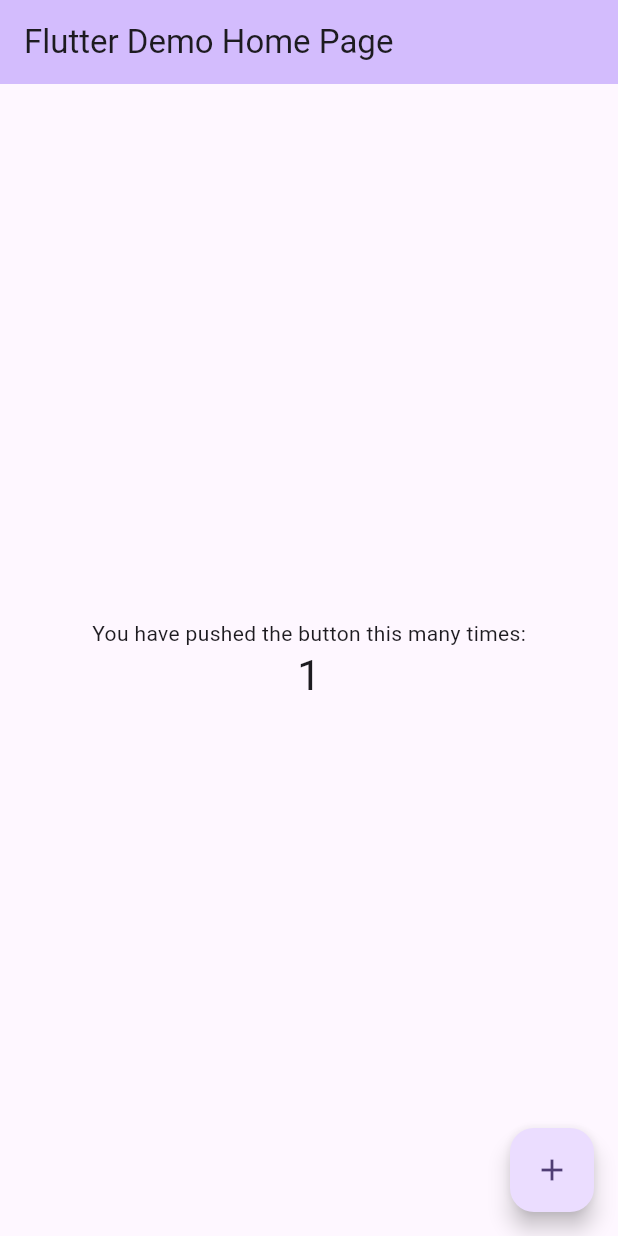
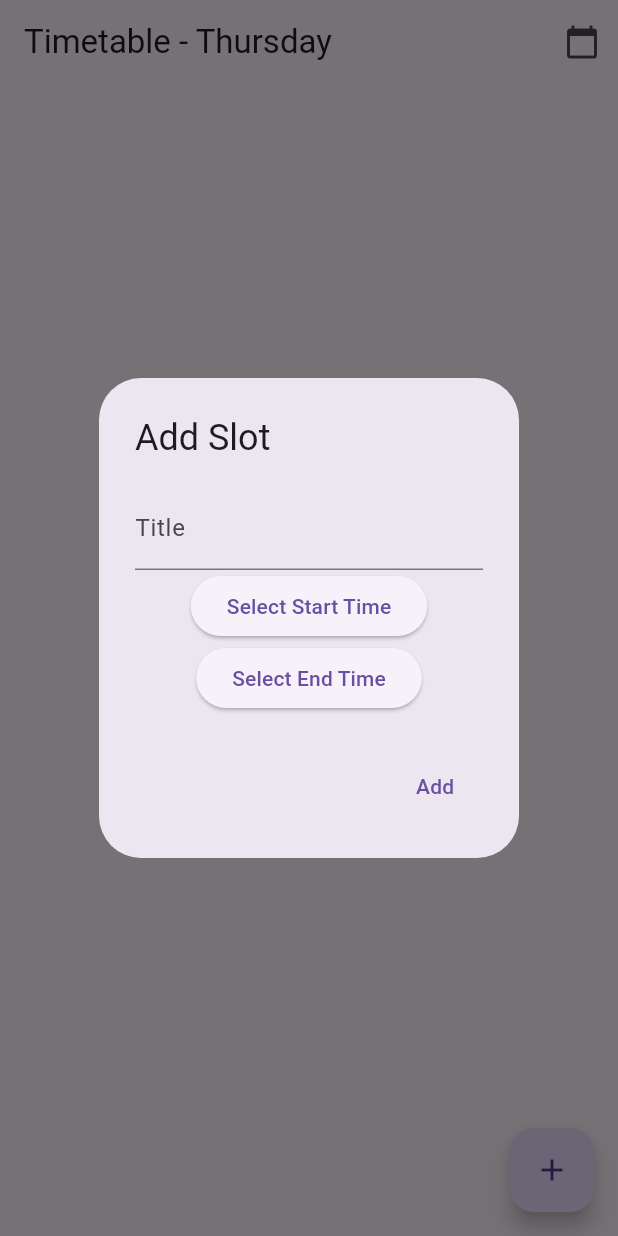
Before and after one commit to NikhiL34343/timetable, a Flutter app: the screen it shows after launch, after a tap on the "add" icon, on a phone screen of 412 x 824 dp. Run offline on Flutter 3.47's test engine with Material 3 defaults, Android fonts, the phone set to English and light mode, and no system bars.

Commit message:
Days added

```diff
--- a/lib/main.dart
+++ b/lib/main.dart
@@ -1,122 +1,158 @@
 import 'package:flutter/material.dart';
+import 'package:intl/intl.dart';
 
 void main() {
-  runApp(const MyApp());
+  runApp(TimetableApp());
 }
 
-class MyApp extends StatelessWidget {
-  const MyApp({super.key});
-
-  // This widget is the root of your application.
+class TimetableApp extends StatelessWidget {
   @override
   Widget build(BuildContext context) {
     return MaterialApp(
-      title: 'Flutter Demo',
+      title: 'Timetable',
       theme: ThemeData(
-        // This is the theme of your application.
-        //
-        // TRY THIS: Try running your application with "flutter run". You'll see
-        // the application has a purple toolbar. Then, without quitting the app,
-        // try changing the seedColor in the colorScheme below to Colors.green
-        // and then invoke "hot reload" (save your changes or press the "hot
-        // reload" button in a Flutter-supported IDE, or press "r" if you used
-        // the command line to start the app).
-        //
-        // Notice that the counter didn't reset back to zero; the application
-        // state is not lost during the reload. To reset the state, use hot
-        // restart instead.
-        //
-        // This works for code too, not just values: Most code changes can be
-        // tested with just a hot reload.
-        colorScheme: ColorScheme.fromSeed(seedColor: Colors.deepPurple),
+        primarySwatch: Colors.indigo,
       ),
-      home: const MyHomePage(title: 'Flutter Demo Home Page'),
+      home: TimetableScreen(),
+      debugShowCheckedModeBanner: false,
     );
   }
 }
 
-class MyHomePage extends StatefulWidget {
-  const MyHomePage({super.key, required this.title});
-
-  // This widget is the home page of your application. It is stateful, meaning
-  // that it has a State object (defined below) that contains fields that affect
-  // how it looks.
-
-  // This class is the configuration for the state. It holds the values (in this
-  // case the title) provided by the parent (in this case the App widget) and
-  // used by the build method of the State. Fields in a Widget subclass are
-  // always marked "final".
-
+class Slot {
+  final TimeOfDay start;
+  final TimeOfDay end;
   final String title;
 
-  @override
-  State<MyHomePage> createState() => _MyHomePageState();
+  Slot(this.start, this.end, this.title);
 }
 
-class _MyHomePageState extends State<MyHomePage> {
-  int _counter = 0;
+class TimetableScreen extends StatefulWidget {
+  @override
+  _TimetableScreenState createState() => _TimetableScreenState();
+}
 
-  void _incrementCounter() {
-    setState(() {
-      // This call to setState tells the Flutter framework that something has
-      // changed in this State, which causes it to rerun the build method below
-      // so that the display can reflect the updated values. If we changed
-      // _counter without calling setState(), then the build method would not be
-      // called again, and so nothing would appear to happen.
-      _counter++;
-    });
+class _TimetableScreenState extends State<TimetableScreen> {
+  final Map<String, List<Slot>> _timetable = {
+    'Monday': [],
+    'Tuesday': [],
+    'Wednesday': [],
+    'Thursday': [],
+    'Friday': [],
+    'Saturday': [],
+    'Sunday': [],
+  };
+
+  late String _selectedDay;
+
+  @override
+  void initState() {
+    super.initState();
+    _selectedDay = DateFormat('EEEE').format(DateTime.now());
+  }
+
+  void _addSlotDialog() async {
+    TimeOfDay? startTime;
+    TimeOfDay? endTime;
+    String title = '';
+
+    await showDialog(
+      context: context,
+      builder: (_) {
+        return AlertDialog(
+          title: Text('Add Slot'),
+          content: Column(
+            mainAxisSize: MainAxisSize.min,
+            children: [
+              TextField(
+                decoration: InputDecoration(labelText: 'Title'),
+                onChanged: (val) => title = val,
+              ),
+              ElevatedButton(
+                onPressed: () async {
+                  startTime = await showTimePicker(
+                    context: context,
+                    initialTime: TimeOfDay.now(),
+                  );
+                  setState(() {});
+                },
+                child: Text(startTime == null ? 'Select Start Time' : 'Start: ${startTime!.format(context)}'),
+              ),
+              ElevatedButton(
+                onPressed: () async {
+                  endTime = await showTimePicker(
+                    context: context,
+                    initialTime: TimeOfDay.now(),
+                  );
+                  setState(() {});
+                },
+                child: Text(endTime == null ? 'Select End Time' : 'End: ${endTime!.format(context)}'),
+              ),
+            ],
+          ),
+          actions: [
+            TextButton(
+              onPressed: () {
+                if (startTime != null && endTime != null && title.isNotEmpty) {
+                  setState(() {
+                    _timetable[_selectedDay]!.add(Slot(startTime!, endTime!, title));
+                    _timetable[_selectedDay]!
+                        .sort((a, b) => a.start.hour * 60 + a.start.minute - b.start.hour * 60 - b.start.minute);
+                  });
+                  Navigator.of(context).pop();
+                }
+              },
+              child: Text('Add'),
+            ),
+          ],
+        );
+      },
+    );
   }
 
   @override
   Widget build(BuildContext context) {
-    // This method is rerun every time setState is called, for instance as done
-    // by the _incrementCounter method above.
-    //
-    // The Flutter framework has been optimized to make rerunning build methods
-    // fast, so that you can just rebuild anything that needs updating rather
-    // than having to individually change instances of widgets.
+    List<Slot> slots = _timetable[_selectedDay]!;
+
     return Scaffold(
       appBar: AppBar(
-        // TRY THIS: Try changing the color here to a specific color (to
-        // Colors.amber, perhaps?) and trigger a hot reload to see the AppBar
-        // change color while the other colors stay the same.
-        backgroundColor: Theme.of(context).colorScheme.inversePrimary,
-        // Here we take the value from the MyHomePage object that was created by
-        // the App.build method, and use it to set our appbar title.
-        title: Text(widget.title),
+        title: Text('Timetable - $_selectedDay'),
+        actions: [
+          PopupMenuButton<String>(
+            onSelected: (day) => setState(() => _selectedDay = day),
+            itemBuilder: (context) {
+              return _timetable.keys.map((day) {
+                return PopupMenuItem(
+                  value: day,
+                  child: Text(day),
+                );
+              }).toList();
+            },
+            icon: Icon(Icons.calendar_today),
+          ),
+        ],
       ),
-      body: Center(
-        // Center is a layout widget. It takes a single child and positions it
-        // in the middle of the parent.
-        child: Column(
-          // Column is also a layout widget. It takes a list of children and
-          // arranges them vertically. By default, it sizes itself to fit its
-          // children horizontally, and tries to be as tall as its parent.
-          //
-          // Column has various properties to control how it sizes itself and
-          // how it positions its children. Here we use mainAxisAlignment to
-          // center the children vertically; the main axis here is the vertical
-          // axis because Columns are vertical (the cross axis would be
-          // horizontal).
-          //
-          // TRY THIS: Invoke "debug painting" (choose the "Toggle Debug Paint"
-          // action in the IDE, or press "p" in the console), to see the
-          // wireframe for each widget.
-          mainAxisAlignment: MainAxisAlignment.center,
-          children: <Widget>[
-            const Text('You have pushed the button this many times:'),
-            Text(
-              '$_counter',
-              style: Theme.of(context).textTheme.headlineMedium,
+      body: slots.isEmpty
+          ? Center(child: Text('No slots added for $_selectedDay'))
+          : ListView.builder(
+              itemCount: slots.length,
+              itemBuilder: (context, index) {
+                final slot = slots[index];
+                return Card(
+                  margin: EdgeInsets.all(8),
+                  child: ListTile(
+                    title: Text(slot.title),
+                    subtitle: Text('${slot.start.format(context)} - ${slot.end.format(context)}'),
+                    trailing: Icon(Icons.more_vert), // For future options
+                  ),
+                );
+              },
             ),
-          ],
-        ),
+      floatingActionButton: FloatingActionButton(
+        onPressed: _addSlotDialog,
+        child: Icon(Icons.add),
+        tooltip: 'Add Slot',
       ),
-      floatingActionButton: FloatingActionButton(
-        onPressed: _incrementCounter,
-        tooltip: 'Increment',
-        child: const Icon(Icons.add),
-      ), // This trailing comma makes auto-formatting nicer for build methods.
     );
   }
 }
--- a/pubspec.yaml
+++ b/pubspec.yaml
@@ -34,6 +34,7 @@ dependencies:
   # The following adds the Cupertino Icons font to your application.
   # Use with the CupertinoIcons class for iOS style icons.
   cupertino_icons: ^1.0.8
+  intl: ^0.20.2
 
 dev_dependencies:
   flutter_test:
```
Also changed, not shown: pubspec.lock.
